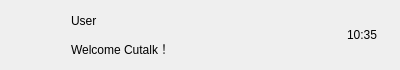
kodaniii/Cutalk, file Cutalk/chatuserwid.ui: the form before one commit.
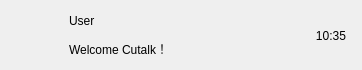
The form after the commit.

The edit to the form file:
```diff
--- a/Cutalk/chatuserwid.ui
+++ b/Cutalk/chatuserwid.ui
@@ -6,19 +6,19 @@
    <rect>
     <x>0</x>
     <y>0</y>
-    <width>400</width>
+    <width>362</width>
     <height>70</height>
    </rect>
   </property>
   <property name="minimumSize">
    <size>
-    <width>0</width>
+    <width>280</width>
     <height>70</height>
    </size>
   </property>
   <property name="maximumSize">
    <size>
-    <width>16777215</width>
+    <width>362</width>
     <height>70</height>
    </size>
   </property>
@@ -30,7 +30,7 @@
     <number>5</number>
    </property>
    <property name="topMargin">
-    <number>2</number>
+    <number>5</number>
    </property>
    <property name="rightMargin">
     <number>0</number>
@@ -94,26 +94,53 @@
     <widget class="QWidget" name="user_info_wid" native="true">
      <layout class="QVBoxLayout" name="verticalLayout">
       <property name="leftMargin">
-       <number>5</number>
+       <number>3</number>
       </property>
       <property name="topMargin">
-       <number>7</number>
+       <number>5</number>
       </property>
       <property name="rightMargin">
-       <number>5</number>
+       <number>0</number>
       </property>
       <property name="bottomMargin">
        <number>8</number>
       </property>
       <item>
        <widget class="QLabel" name="user_name_lb">
+        <property name="minimumSize">
+         <size>
+          <width>185</width>
+          <height>0</height>
+         </size>
+        </property>
+        <property name="maximumSize">
+         <size>
+          <width>185</width>
+          <height>16777215</height>
+         </size>
+        </property>
         <property name="text">
          <string>User</string>
         </property>
+        <property name="alignment">
+         <set>Qt::AlignLeading|Qt::AlignLeft|Qt::AlignVCenter</set>
+        </property>
        </widget>
       </item>
       <item>
        <widget class="QLabel" name="user_chat_lb">
+        <property name="minimumSize">
+         <size>
+          <width>185</width>
+          <height>0</height>
+         </size>
+        </property>
+        <property name="maximumSize">
+         <size>
+          <width>185</width>
+          <height>16777215</height>
+         </size>
+        </property>
         <property name="text">
          <string>Welcome Cutalk！</string>
         </property>
@@ -126,22 +153,28 @@
     <widget class="QWidget" name="time_wid" native="true">
      <property name="minimumSize">
       <size>
-       <width>62</width>
+       <width>53</width>
        <height>50</height>
       </size>
      </property>
      <property name="maximumSize">
       <size>
-       <width>62</width>
+       <width>53</width>
        <height>50</height>
       </size>
      </property>
      <layout class="QGridLayout" name="gridLayout_2">
+      <property name="leftMargin">
+       <number>0</number>
+      </property>
       <item row="0" column="0">
        <widget class="QLabel" name="time_lb">
         <property name="text">
          <string>10:35</string>
         </property>
+        <property name="alignment">
+         <set>Qt::AlignCenter</set>
+        </property>
        </widget>
       </item>
      </layout>
```
